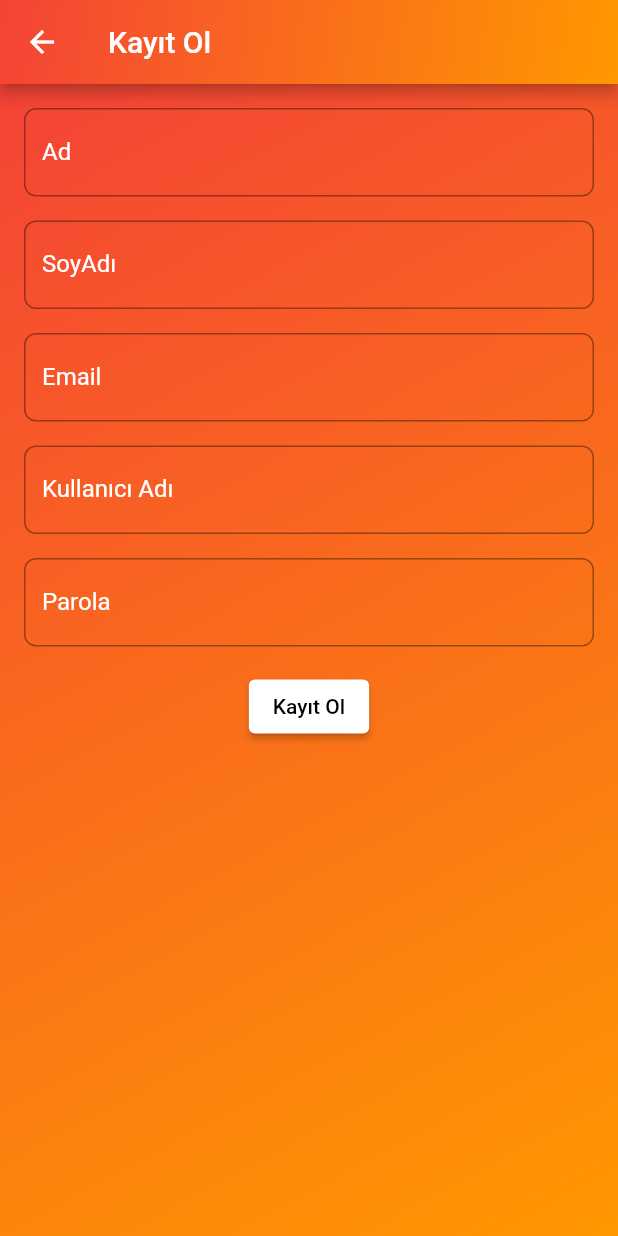
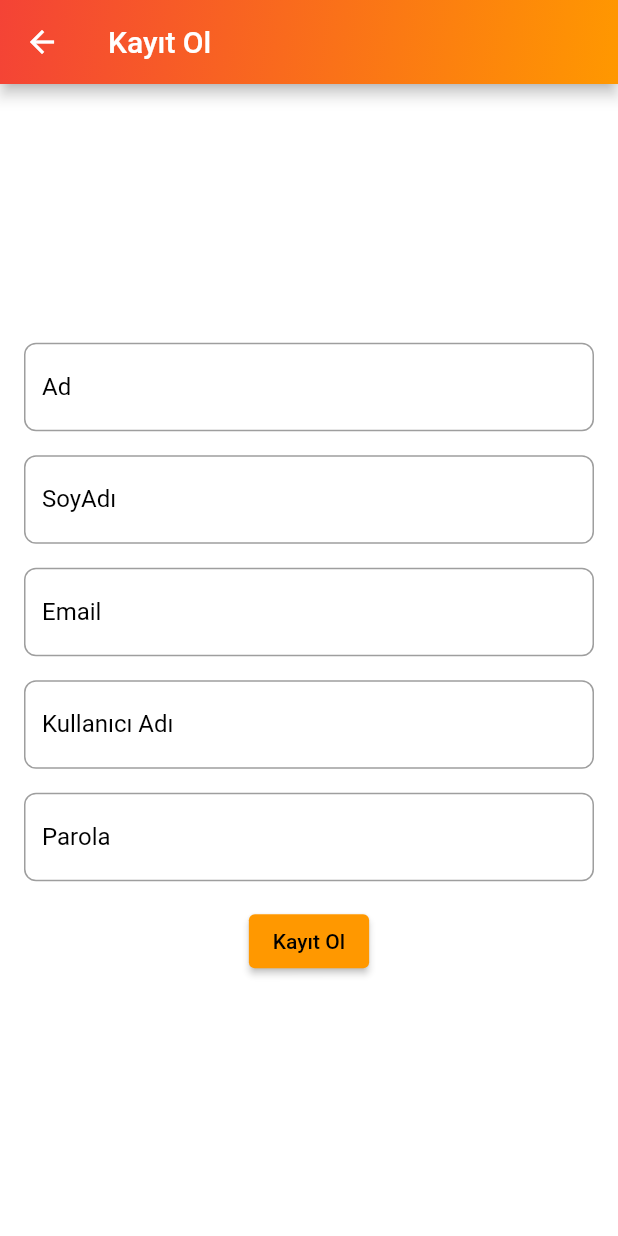
Before and after one commit to MehmetAkifUrgen/ChallangeFlutter, a Flutter app: the screen it shows after launch, after a tap on "Hala Kayıt Olmadınız mı? Kayıt Olun!", on a phone screen of 412 x 824 dp. Run offline on Flutter 3.47's test engine with Material 2 defaults, Android fonts, the phone set to English and light mode, and no system bars; our stand-ins replace bloc, flutter_bloc; network calls fail.

Commit message:
icon components and login screens

```diff
--- a/lib/screens/auth/login_screen.dart
+++ b/lib/screens/auth/login_screen.dart
@@ -35,16 +35,7 @@ class LoginForm extends StatelessWidget {
   @override
   Widget build(BuildContext context) {
     return Container(
-      decoration: const BoxDecoration(
-        gradient: LinearGradient(
-          colors: [
-            Colors.red,
-            Colors.orange,
-          ],
-          begin: Alignment.topLeft,
-          end: Alignment.bottomRight,
-        ),
-      ),
+      decoration: const BoxDecoration(color: Colors.white),
       child: Padding(
         padding: const EdgeInsets.all(16.0),
         child: Center(
@@ -54,14 +45,14 @@ class LoginForm extends StatelessWidget {
               TextField(
                 onChanged: (value) {},
                 decoration: InputDecoration(
-                  labelStyle: const TextStyle(color: Colors.white),
+                  labelStyle: const TextStyle(color: Colors.black),
                   labelText: 'Kullanıcı Adı',
                   border: OutlineInputBorder(
-                    borderSide: const BorderSide(color: Colors.white),
+                    borderSide: const BorderSide(color: Colors.black),
                     borderRadius: BorderRadius.circular(8.0),
                   ),
                   focusedBorder: OutlineInputBorder(
-                    borderSide: const BorderSide(color: Colors.white),
+                    borderSide: const BorderSide(color: Colors.black),
                     borderRadius: BorderRadius.circular(8.0),
                   ),
                 ),
@@ -72,13 +63,13 @@ class LoginForm extends StatelessWidget {
                 onChanged: (value) {},
                 decoration: InputDecoration(
                   labelText: 'Parola',
-                  labelStyle: const TextStyle(color: Colors.white),
+                  labelStyle: const TextStyle(color: Colors.black),
                   border: OutlineInputBorder(
-                    borderSide: const BorderSide(color: Colors.white),
+                    borderSide: const BorderSide(color: Colors.black),
                     borderRadius: BorderRadius.circular(8.0),
                   ),
                   focusedBorder: OutlineInputBorder(
-                    borderSide: const BorderSide(color: Colors.white),
+                    borderSide: const BorderSide(color: Colors.black),
                     borderRadius: BorderRadius.circular(8.0),
                   ),
                 ),
@@ -95,7 +86,7 @@ class LoginForm extends StatelessWidget {
                   );
                 },
                 style: ElevatedButton.styleFrom(
-                  backgroundColor: Colors.white,
+                  backgroundColor: Colors.orange,
                 ),
                 child: const Text(
                   'Giriş',
@@ -116,7 +107,7 @@ class LoginForm extends StatelessWidget {
                 child: const Text(
                   'Hala Kayıt Olmadınız mı? Kayıt Olun!',
                   style: TextStyle(
-                    color: Colors.white,
+                    color: Colors.black,
                     decoration: TextDecoration.underline,
                   ),
                 ),
--- a/lib/screens/auth/register_screen.dart
+++ b/lib/screens/auth/register_screen.dart
@@ -26,18 +26,11 @@ class RegisterPage extends StatelessWidget {
       body: Container(
         width: double.infinity,
         height: double.infinity,
-        decoration: const BoxDecoration(
-          gradient: LinearGradient(
-            colors: [
-              Colors.red,
-              Colors.orange,
-            ],
-            begin: Alignment.topLeft,
-            end: Alignment.bottomRight,
+        decoration: const BoxDecoration(color: Colors.white),
+        child: Center(
+          child: SingleChildScrollView(
+            child: const RegisterForm(),
           ),
-        ),
-        child: SingleChildScrollView(
-          child: const RegisterForm(),
         ),
       ),
     );
@@ -57,14 +50,14 @@ class RegisterForm extends StatelessWidget {
           TextField(
             onChanged: (value) {},
             decoration: InputDecoration(
-              labelStyle: const TextStyle(color: Colors.white),
+              labelStyle: const TextStyle(color: Colors.black),
               labelText: 'Ad',
               border: OutlineInputBorder(
-                borderSide: const BorderSide(color: Colors.white),
+                borderSide: const BorderSide(color: Colors.black),
                 borderRadius: BorderRadius.circular(8.0),
               ),
               focusedBorder: OutlineInputBorder(
-                borderSide: const BorderSide(color: Colors.white),
+                borderSide: const BorderSide(color: Colors.black),
                 borderRadius: BorderRadius.circular(8.0),
               ),
             ),
@@ -73,14 +66,14 @@ class RegisterForm extends StatelessWidget {
           TextField(
             onChanged: (value) {},
             decoration: InputDecoration(
-              labelStyle: const TextStyle(color: Colors.white),
+              labelStyle: const TextStyle(color: Colors.black),
               labelText: 'SoyAdı',
               border: OutlineInputBorder(
-                borderSide: const BorderSide(color: Colors.white),
+                borderSide: const BorderSide(color: Colors.black),
                 borderRadius: BorderRadius.circular(8.0),
               ),
               focusedBorder: OutlineInputBorder(
-                borderSide: const BorderSide(color: Colors.white),
+                borderSide: const BorderSide(color: Colors.black),
                 borderRadius: BorderRadius.circular(8.0),
               ),
             ),
@@ -90,14 +83,14 @@ class RegisterForm extends StatelessWidget {
             keyboardType: TextInputType.emailAddress,
             onChanged: (value) {},
             decoration: InputDecoration(
-              labelStyle: const TextStyle(color: Colors.white),
+              labelStyle: const TextStyle(color: Colors.black),
               labelText: 'Email',
               border: OutlineInputBorder(
-                borderSide: const BorderSide(color: Colors.white),
+                borderSide: const BorderSide(color: Colors.black),
                 borderRadius: BorderRadius.circular(8.0),
               ),
               focusedBorder: OutlineInputBorder(
-                borderSide: const BorderSide(color: Colors.white),
+                borderSide: const BorderSide(color: Colors.black),
                 borderRadius: BorderRadius.circular(8.0),
               ),
             ),
@@ -106,14 +99,14 @@ class RegisterForm extends StatelessWidget {
           TextField(
             onChanged: (value) {},
             decoration: InputDecoration(
-              labelStyle: const TextStyle(color: Colors.white),
+              labelStyle: const TextStyle(color: Colors.black),
               labelText: 'Kullanıcı Adı',
               border: OutlineInputBorder(
-                borderSide: const BorderSide(color: Colors.white),
+                borderSide: const BorderSide(color: Colors.black),
                 borderRadius: BorderRadius.circular(8.0),
               ),
               focusedBorder: OutlineInputBorder(
-                borderSide: const BorderSide(color: Colors.white),
+                borderSide: const BorderSide(color: Colors.black),
                 borderRadius: BorderRadius.circular(8.0),
               ),
             ),
@@ -124,13 +117,13 @@ class RegisterForm extends StatelessWidget {
             onChanged: (value) {},
             decoration: InputDecoration(
               labelText: 'Parola',
-              labelStyle: const TextStyle(color: Colors.white),
+              labelStyle: const TextStyle(color: Colors.black),
               border: OutlineInputBorder(
-                borderSide: const BorderSide(color: Colors.white),
+                borderSide: const BorderSide(color: Colors.black),
                 borderRadius: BorderRadius.circular(8.0),
               ),
               focusedBorder: OutlineInputBorder(
-                borderSide: const BorderSide(color: Colors.white),
+                borderSide: const BorderSide(color: Colors.black),
                 borderRadius: BorderRadius.circular(8.0),
               ),
             ),
@@ -147,7 +140,7 @@ class RegisterForm extends StatelessWidget {
               );
             },
             style: ElevatedButton.styleFrom(
-              backgroundColor: Colors.white,
+              backgroundColor: Colors.orange,
             ),
             child: const Text(
               'Kayıt Ol',
```
Also changed, not shown: lib/components/icon_image.dart (added, +20 -0 lines), lib/components/sweepstake.dart (+7 -2 lines), lib/main.dart (+9 -34 lines).
